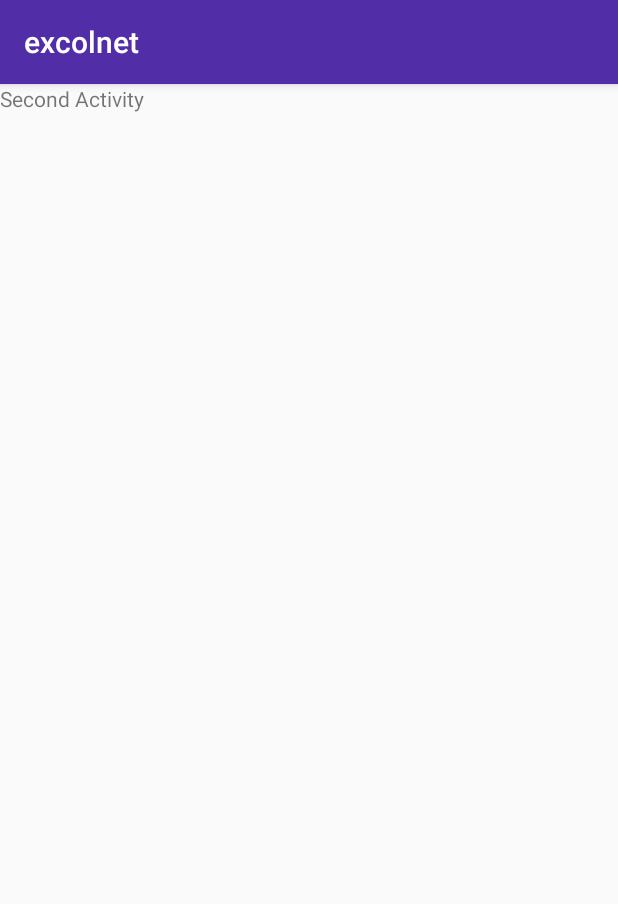
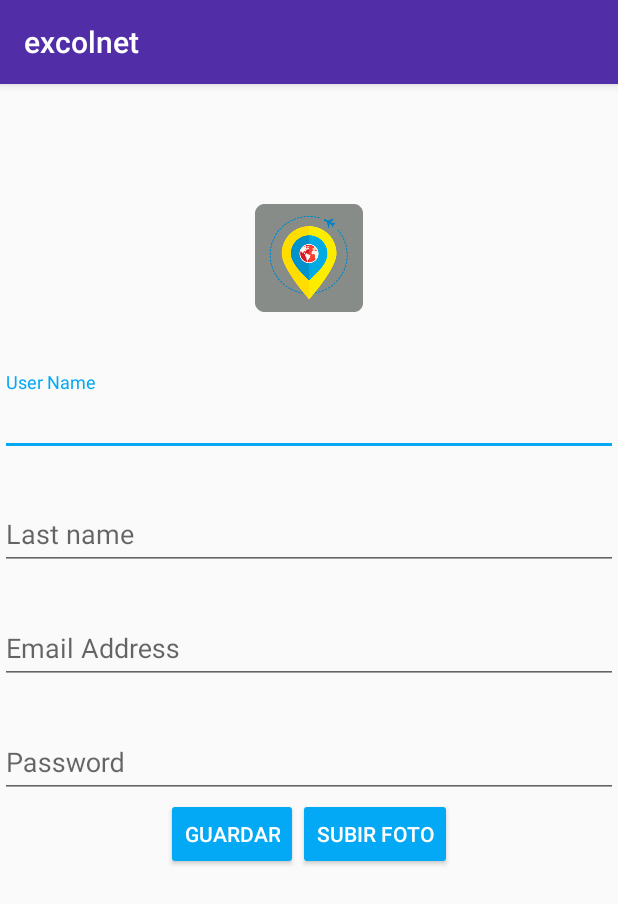
Before and after one commit to bernaljuandiego/Ingenieria-de-software-II, an Android app: the RegisterActivity screen opened directly, with no data from a screen before it, on a phone screen of 412 x 824 dp. Shown: the top 904 px of the screen. Run offline under Robolectric (Android 15) with nearby library versions, the phone set to English and light mode, and no system bars.

Commit message:
Register Layout Partially Implement
It implemented partially register layout.

```diff
--- a/excolnet/app/src/main/java/co/edu/konradlorenz/excolnet/Activities/RegisterActivity.java
+++ b/excolnet/app/src/main/java/co/edu/konradlorenz/excolnet/Activities/RegisterActivity.java
@@ -1,6 +1,6 @@
 package co.edu.konradlorenz.excolnet.Activities;
 
-import android.support.v7.app.AppCompatActivity;
+import androidx.appcompat.app.AppCompatActivity;
 import android.os.Bundle;
 
 import co.edu.konradlorenz.excolnet.R;
--- a/excolnet/app/src/main/java/co/edu/konradlorenz/excolnet/Activities/SesionActivity.java
+++ b/excolnet/app/src/main/java/co/edu/konradlorenz/excolnet/Activities/SesionActivity.java
@@ -1,7 +1,7 @@
 package co.edu.konradlorenz.excolnet.Activities;
 
 import android.content.Intent;
-import android.support.v7.app.AppCompatActivity;
+import androidx.appcompat.app.AppCompatActivity;
 import android.os.Bundle;
 import android.view.View;
 import android.widget.ImageView;
--- a/excolnet/app/src/main/java/co/edu/konradlorenz/excolnet/Activities/SplashActivity.java
+++ b/excolnet/app/src/main/java/co/edu/konradlorenz/excolnet/Activities/SplashActivity.java
@@ -1,7 +1,7 @@
 package co.edu.konradlorenz.excolnet.Activities;
 
 import android.content.Intent;
-import android.support.v7.app.AppCompatActivity;
+import androidx.appcompat.app.AppCompatActivity;
 import android.os.Bundle;
 
 import co.edu.konradlorenz.excolnet.R;
--- a/excolnet/app/src/main/res/layout/activity_register.xml
+++ b/excolnet/app/src/main/res/layout/activity_register.xml
@@ -1,18 +1,92 @@
 <?xml version="1.0" encoding="utf-8"?>
-<RelativeLayout xmlns:android="http://schemas.android.com/apk/res/android"
+<LinearLayout xmlns:android="http://schemas.android.com/apk/res/android"
     xmlns:app="http://schemas.android.com/apk/res-auto"
     xmlns:tools="http://schemas.android.com/tools"
     android:layout_width="match_parent"
     android:layout_height="match_parent"
-    tools:context=".Activities.RegisterActivity">
+    tools:context=".Activities.RegisterActivity"
+    android:orientation="vertical">
 
 
-    <TextView
-        android:id="@+id/textView3"
+    <ImageView
         android:layout_width="wrap_content"
         android:layout_height="wrap_content"
-        android:text="Second Activity"
-        tools:layout_editor_absoluteX="192dp"
-        tools:layout_editor_absoluteY="355dp" />
+        android:src="@mipmap/ic_launcher"
+        android:layout_gravity="center"
+        android:layout_marginTop="80dp"/>
 
-</RelativeLayout>
+
+    <com.google.android.material.textfield.TextInputLayout
+        android:layout_width="match_parent"
+        android:layout_height="wrap_content"
+        android:layout_marginTop="40dp"
+        android:hint="User Name">
+
+        <com.google.android.material.textfield.TextInputEditText
+            android:layout_width="match_parent"
+            android:layout_height="wrap_content"/>
+
+    </com.google.android.material.textfield.TextInputLayout>
+
+    <com.google.android.material.textfield.TextInputLayout
+        android:layout_width="match_parent"
+        android:layout_height="wrap_content"
+        android:layout_marginTop="20dp"
+        android:hint="Last name">
+
+        <com.google.android.material.textfield.TextInputEditText
+            android:layout_width="match_parent"
+            android:layout_height="wrap_content"/>
+
+    </com.google.android.material.textfield.TextInputLayout>
+
+    <com.google.android.material.textfield.TextInputLayout
+        android:layout_width="match_parent"
+        android:layout_height="wrap_content"
+        android:layout_marginTop="20dp"
+        android:hint="Email Address">
+
+        <com.google.android.material.textfield.TextInputEditText
+            android:layout_width="match_parent"
+            android:layout_height="wrap_content"/>
+
+    </com.google.android.material.textfield.TextInputLayout>
+
+    <com.google.android.material.textfield.TextInputLayout
+        android:layout_width="match_parent"
+        android:layout_height="wrap_content"
+        android:layout_marginTop="20dp"
+        android:hint="Password">
+
+        <com.google.android.material.textfield.TextInputEditText
+            android:layout_width="match_parent"
+            android:layout_height="wrap_content"/>
+
+    </com.google.android.material.textfield.TextInputLayout>
+
+    <LinearLayout
+        android:layout_width="match_parent"
+        android:layout_height="wrap_content"
+        android:orientation="horizontal"
+        android:gravity="center">
+
+        <Button
+            android:id="@+id/button4"
+            android:layout_width="wrap_content"
+            android:layout_height="wrap_content"
+            android:text="Guardar"
+            style="@style/Widget.AppCompat.Button.Colored"/>
+
+        <Button
+            android:id="@+id/button5"
+            android:layout_width="wrap_content"
+            android:layout_height="wrap_content"
+            android:text="Subir Foto"
+            style="@style/Widget.AppCompat.Button.Colored"/>
+
+    </LinearLayout>
+
+
+
+
+</LinearLayout>
--- a/excolnet/app/src/main/res/layout/activity_sesion.xml
+++ b/excolnet/app/src/main/res/layout/activity_sesion.xml
@@ -9,7 +9,7 @@
     android:background="@drawable/gradient_bkg_1"
     tools:context=".Activities.SesionActivity">
 
-    <android.support.v7.widget.CardView
+    <androidx.cardview.widget.CardView
         android:id="@+id/card"
         android:layout_width="match_parent"
         android:layout_height="match_parent"
@@ -66,6 +66,6 @@
 
         </LinearLayout>
 
-    </android.support.v7.widget.CardView>
+    </androidx.cardview.widget.CardView>
 
 </LinearLayout>
--- a/excolnet/app/src/main/res/layout/activity_splash.xml
+++ b/excolnet/app/src/main/res/layout/activity_splash.xml
@@ -1,5 +1,5 @@
 <?xml version="1.0" encoding="utf-8"?>
-<android.support.constraint.ConstraintLayout xmlns:android="http://schemas.android.com/apk/res/android"
+<androidx.constraintlayout.widget.ConstraintLayout xmlns:android="http://schemas.android.com/apk/res/android"
     xmlns:app="http://schemas.android.com/apk/res-auto"
     xmlns:tools="http://schemas.android.com/tools"
     android:layout_width="match_parent"
@@ -50,4 +50,4 @@
         app:layout_constraintEnd_toEndOf="parent"
         app:layout_constraintStart_toStartOf="parent" />
 
-</android.support.constraint.ConstraintLayout>
+</androidx.constraintlayout.widget.ConstraintLayout>
--- a/excolnet/gradle.properties
+++ b/excolnet/gradle.properties
@@ -9,6 +9,8 @@
 
 # Specifies the JVM arguments used for the daemon process.
 # The setting is particularly useful for tweaking memory settings.
+android.enableJetifier=true
+android.useAndroidX=true
 org.gradle.jvmargs=-Xmx1536m
 
 # When configured, Gradle will run in incubating parallel mode.
```
Also changed, not shown: excolnet/app/build.gradle (+10 -8 lines), excolnet/app/src/main/java/co/edu/konradlorenz/excolnet/Activities/LoginActivity.java (+15 -5 lines), excolnet/app/src/main/java/co/edu/konradlorenz/excolnet/Fragments/PasswordRecoveryFragment.java (+7 -7 lines), excolnet/app/src/main/res/layout/activity_login.xml (+7 -6 lines), excolnet/app/src/main/res/layout/fragment_password_recovery.xml (+4 -4 lines), 2 other files.
